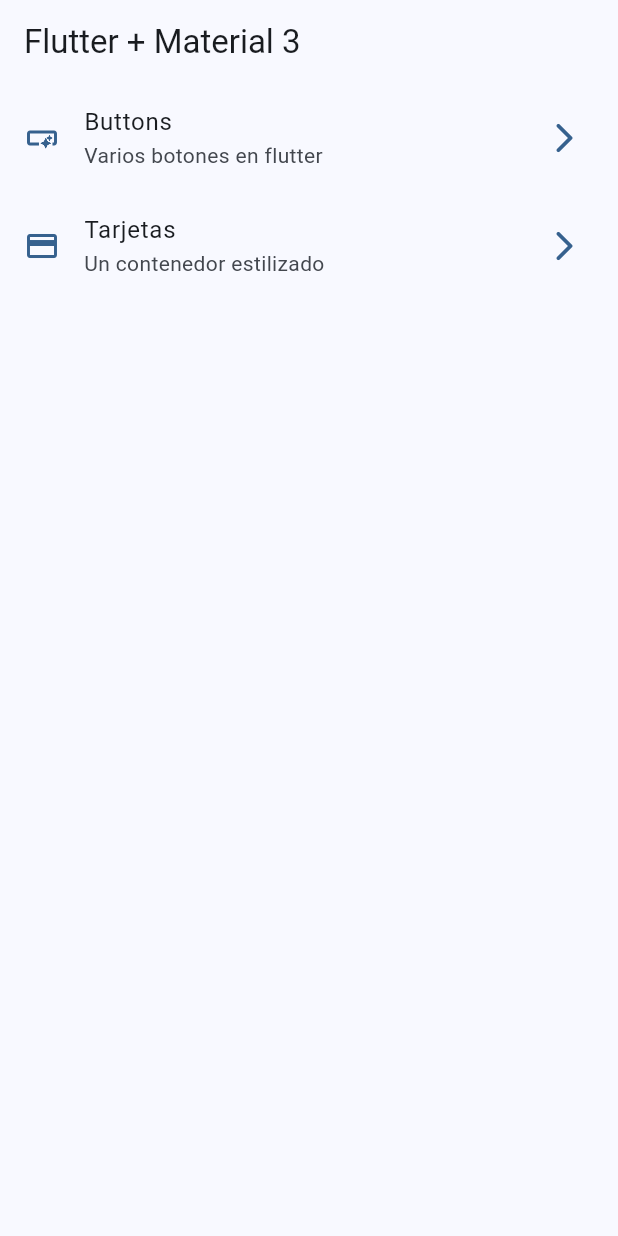
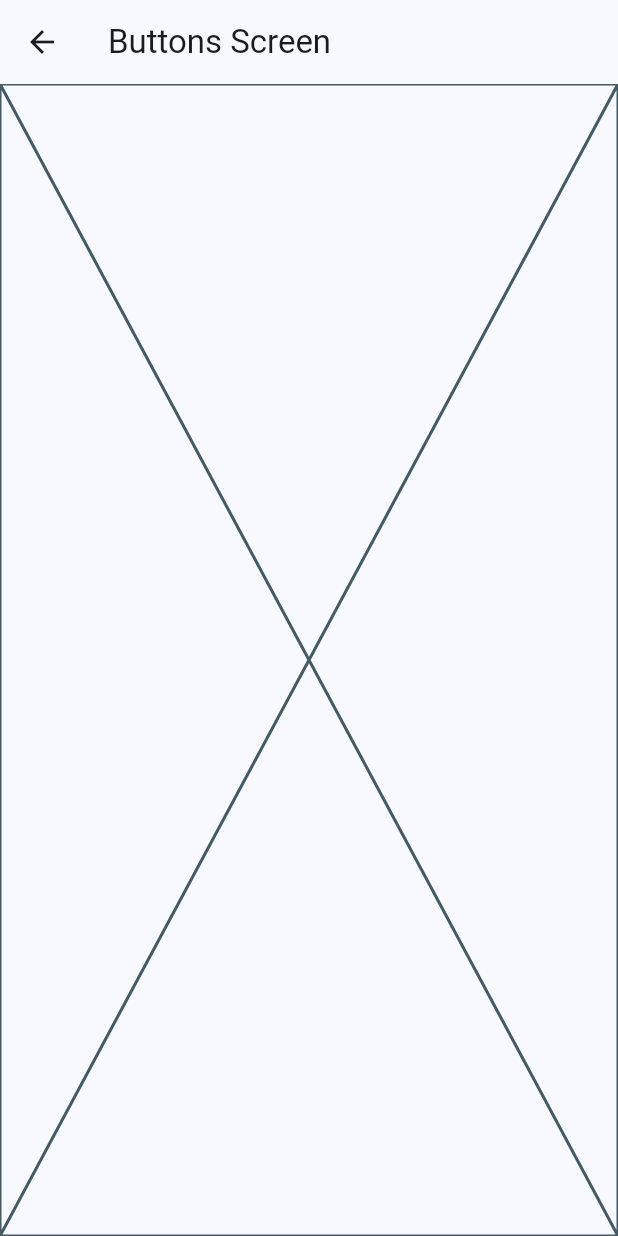
Before and after one commit to josecrsdc/widgetsApp, a Flutter app: the screen it shows after launch, after a tap on "Buttons", on a phone screen of 412 x 824 dp. Run offline on Flutter 3.47's test engine with Material 3 defaults, Android fonts, the phone set to English and light mode, and no system bars.

```diff
--- a/widgets_app/lib/main.dart
+++ b/widgets_app/lib/main.dart
@@ -1,5 +1,7 @@
 import 'package:flutter/material.dart';
 import 'package:widgets_app/config/theme/app_theme.dart';
+import 'package:widgets_app/presentation/screens/buttons/buttons_screen.dart';
+import 'package:widgets_app/presentation/screens/cards/cards_screen.dart';
 import 'package:widgets_app/presentation/screens/home/home_screen.dart';
 
 void main() {
@@ -14,7 +16,11 @@ class MainApp extends StatelessWidget {
     return MaterialApp(
       debugShowCheckedModeBanner: false,
       theme: AppTheme(selectedColor: 0).getTheme(),
-      home: const HomeScreen()
+      home: const HomeScreen(),
+      routes: {
+        '/buttons': (context) => const ButtonsScreen(),
+        '/cards': (context) => const CardsScreen()
+      },
     );
   }
 }
--- /dev/null
+++ b/widgets_app/lib/presentation/screens/buttons/buttons_screen.dart
@@ -0,0 +1,15 @@
+import 'package:flutter/material.dart';
+
+class ButtonsScreen extends StatelessWidget {
+  const ButtonsScreen({super.key});
+
+  @override
+  Widget build(BuildContext context) {
+    return Scaffold(
+      appBar: AppBar(
+        title: const Text('Buttons Screen'),
+      ),
+      body: const Placeholder()
+    );
+  }
+}
--- a/widgets_app/lib/presentation/screens/home/home_screen.dart
+++ b/widgets_app/lib/presentation/screens/home/home_screen.dart
@@ -1,5 +1,6 @@
 import 'package:flutter/material.dart';
 import 'package:widgets_app/config/menu/menu_items.dart';
+import 'package:widgets_app/presentation/screens/buttons/buttons_screen.dart';
 
 class HomeScreen extends StatelessWidget {
   const HomeScreen({super.key});
@@ -7,9 +8,7 @@ class HomeScreen extends StatelessWidget {
   @override
   Widget build(BuildContext context) {
     return Scaffold(
-      appBar: AppBar(
-        title: Text('Flutter + Material 3'),
-      ),
+      appBar: AppBar(title: Text('Flutter + Material 3')),
       body: _HomeView(),
     );
   }
@@ -20,13 +19,10 @@ class _HomeView extends StatelessWidget {
 
   @override
   Widget build(BuildContext context) {
-
-
     return ListView.builder(
       itemCount: appMenuItems.length,
       itemBuilder: (context, index) {
         final menuItem = appMenuItems[index];
-
 
         return _CustomListTile(menuItem: menuItem);
       },
@@ -35,15 +31,12 @@ class _HomeView extends StatelessWidget {
 }
 
 class _CustomListTile extends StatelessWidget {
-  const _CustomListTile({
-    required this.menuItem,
-  });
+  const _CustomListTile({required this.menuItem});
 
   final MenuItem menuItem;
 
   @override
   Widget build(BuildContext context) {
-
     final colors = Theme.of(context).colorScheme;
 
     return ListTile(
@@ -52,7 +45,14 @@ class _CustomListTile extends StatelessWidget {
       title: Text(menuItem.title),
       subtitle: Text(menuItem.subtitle),
       onTap: () {
-        // TODO: navegar a la pantalla
+        Navigator.pushNamed(context, menuItem.link);
+
+        // Navigator.of(context).push(
+        //   MaterialPageRoute(
+        //     builder: (context) => ButtonsScreen()
+        //   )
+        // );
+
       },
     );
   }
```
Also changed, not shown: widgets_app/lib/presentation/screens/cards/cards_screen.dart (added, +15 -0 lines).
